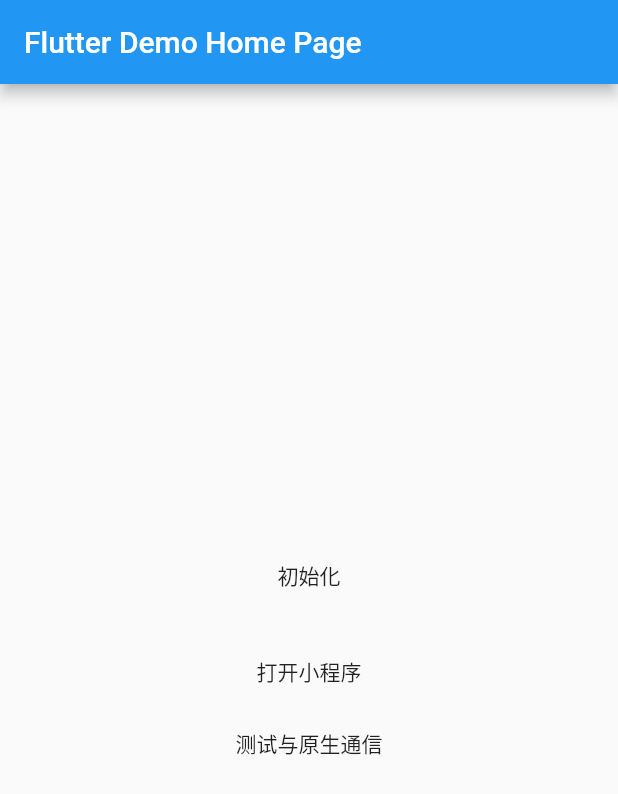
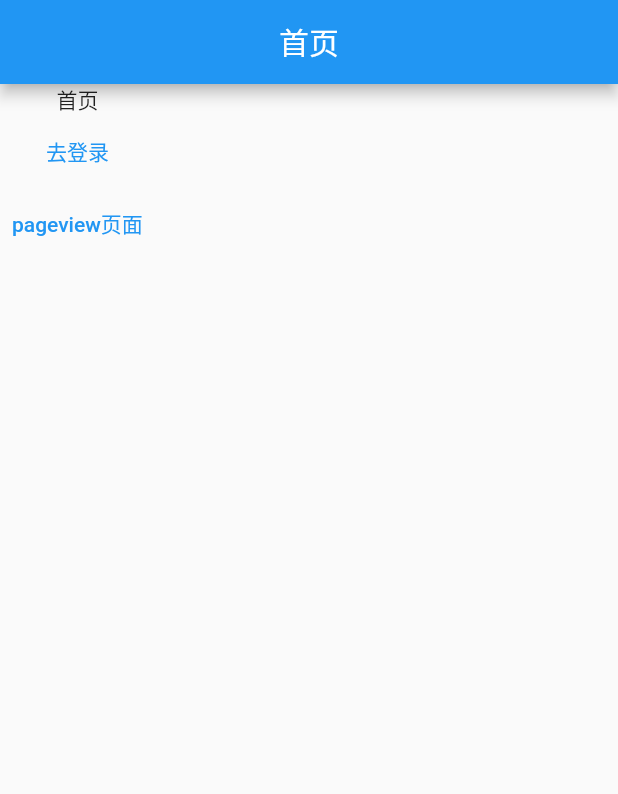
Before and after one commit to dguoqing/flutter_douya, a Flutter app: the screen it shows after launch, on a phone screen of 412 x 824 dp. Shown: the top 794 px of the screen. Run offline on Flutter 3.47's test engine with Material 2 defaults, Android fonts, the phone set to English and light mode, and no system bars; our stand-ins replace get.

Commit message:
豆芽基本页面创建

```diff
--- a/lib/main.dart
+++ b/lib/main.dart
@@ -1,128 +1,34 @@
 import 'package:flutter/material.dart';
-import 'package:flutter/services.dart';
+import 'package:get/get.dart';
+import 'pages/home/home.dart';
+import 'package:flutter_douya/routes.dart';
 
 void main() {
-  runApp(const MyApp());
+  return runApp(const MyApp());
 }
 
-class MyApp extends StatelessWidget {
+class MyApp extends StatefulWidget {
   const MyApp({super.key});
 
-  // This widget is the root of your application.
+  @override
+  State<MyApp> createState() => _MyAppState();
+}
+
+class _MyAppState extends State<MyApp> {
+  @override
+  void initState() {
+    // TODO: implement initState
+    super.initState();
+  }
+
   @override
   Widget build(BuildContext context) {
-    return MaterialApp(
-      title: 'Flutter Demo',
-      theme: ThemeData(
-        // This is the theme of your application.
-        //
-        // Try running your application with "flutter run". You'll see the
-        // application has a blue toolbar. Then, without quitting the app, try
-        // changing the primarySwatch below to Colors.green and then invoke
-        // "hot reload" (press "r" in the console where you ran "flutter run",
-        // or simply save your changes to "hot reload" in a Flutter IDE).
-        // Notice that the counter didn't reset back to zero; the application
-        // is not restarted.
-        primarySwatch: Colors.blue,
-      ),
-      home: const MyHomePage(title: 'Flutter Demo Home Page'),
+    return GetMaterialApp(
+      title: '豆芽',
+      initialRoute: '/',
+      home: const HomePage(),
+      getPages: getRoutes,
+      debugShowCheckedModeBanner: false,
     );
   }
 }
-
-class MyHomePage extends StatefulWidget {
-  const MyHomePage({super.key, required this.title});
-
-  // This widget is the home page of your application. It is stateful, meaning
-  // that it has a State object (defined below) that contains fields that affect
-  // how it looks.
-
-  // This class is the configuration for the state. It holds the values (in this
-  // case the title) provided by the parent (in this case the App widget) and
-  // used by the build method of the State. Fields in a Widget subclass are
-  // always marked "final".
-
-  final String title;
-  static var flutterUni = const MethodChannel("flutter_uni_dongguoqing");
-
-  @override
-  State<MyHomePage> createState() => _MyHomePageState();
-}
-
-class _MyHomePageState extends State<MyHomePage> {
-  @override
-  Widget build(BuildContext context) {
-    // This method is rerun every time setState is called, for instance as done
-    // by the _incrementCounter method above.
-    //
-    // The Flutter framework has been optimized to make rerunning build methods
-    // fast, so that you can just rebuild anything that needs updating rather
-    // than having to individually change instances of widgets.
-    return Scaffold(
-      appBar: AppBar(
-        // Here we take the value from the MyHomePage object that was created by
-        // the App.build method, and use it to set our appbar title.
-        title: Text(widget.title),
-      ),
-      body: Center(
-        // Center is a layout widget. It takes a single child and positions it
-        // in the middle of the parent.
-        child: Column(
-          // Column is also a layout widget. It takes a list of children and
-          // arranges them vertically. By default, it sizes itself to fit its
-          // children horizontally, and tries to be as tall as its parent.
-          //
-          // Invoke "debug painting" (press "p" in the console, choose the
-          // "Toggle Debug Paint" action from the Flutter Inspector in Android
-          // Studio, or the "Toggle Debug Paint" command in Visual Studio Code)
-          // to see the wireframe for each widget.
-          //
-          // Column has various properties to control how it sizes itself and
-          // how it positions its children. Here we use mainAxisAlignment to
-          // center the children vertically; the main axis here is the vertical
-          // axis because Columns are vertical (the cross axis would be
-          // horizontal).
-          mainAxisAlignment: MainAxisAlignment.center,
-          children: <Widget>[
-            MaterialButton(
-              onPressed: () {
-                _callUniInit();
-              },
-              child: const Text("初始化"),
-            ),
-            const SizedBox(
-              height: 16,
-            ),
-            MaterialButton(
-              onPressed: () {
-                _callOpenUniApp();
-              },
-              child: const Text("打开小程序"),
-            ),
-            MaterialButton(
-              onPressed: () {
-                _callConsole();
-              },
-              child: const Text("测试与原生通信"),
-            ),
-          ],
-        ),
-      ),
-    );
-  }
-
-  _callUniInit() {
-    print("callUniInit\n");
-    MyHomePage.flutterUni.invokeMethod("init");
-  }
-
-  _callOpenUniApp() {
-    print("callOpenUniApp\n");
-    MyHomePage.flutterUni.invokeMethod("open");
-  }
-
-  _callConsole() {
-    print("_callConsole\n");
-    MyHomePage.flutterUni.invokeMethod("console");
-  }
-}
--- /dev/null
+++ b/lib/pages/home/home.dart
@@ -0,0 +1,37 @@
+import 'package:flutter/material.dart';
+import 'package:get/get.dart';
+
+class HomePage extends StatefulWidget {
+  const HomePage({super.key});
+
+  @override
+  State<HomePage> createState() => _HomePageState();
+}
+
+class _HomePageState extends State<HomePage> {
+  void onPressed() {
+    Get.toNamed('/login');
+  }
+
+  void onPressedPage() {
+    Get.toNamed('/usr');
+  }
+
+  @override
+  Widget build(BuildContext context) {
+    return Scaffold(
+      appBar: AppBar(
+        title: const Text('首页'),
+        centerTitle: true,
+      ),
+      body: Container(
+          child: Column(
+        children: [
+          const Text('首页'),
+          TextButton(onPressed: onPressed, child: const Text('去登录')),
+          TextButton(onPressed: onPressedPage, child: const Text('pageview页面'))
+        ],
+      )),
+    );
+  }
+}
--- /dev/null
+++ b/lib/routes.dart
@@ -0,0 +1,30 @@
+import 'package:get/get.dart';
+import 'package:flutter_douya/pages/home/home.dart';
+import 'package:flutter_douya/pages/login/login.dart';
+import 'package:flutter_douya/pages/pageView/pageView.dart';
+
+class AppRouter {
+  static final List<GetPage<dynamic>> getRoutes = [
+    GetPage(name: '/', page: () => const HomePage()),
+    GetPage(name: '/login', page: () => const Login()),
+    GetPage(
+        name: '/cccc',
+        page: () => const MyPageView(),
+        transition: Transition.rightToLeft),
+  ];
+}
+
+List<GetPage<dynamic>> getRoutes = [
+  GetPage(
+      name: '/home',
+      page: () => const HomePage(),
+      transition: Transition.rightToLeft),
+  GetPage(
+      name: '/login',
+      page: () => const Login(),
+      transition: Transition.rightToLeft),
+  GetPage(
+      name: '/usr',
+      page: () => const MyPageView(),
+      transition: Transition.rightToLeft),
+];
--- a/pubspec.yaml
+++ b/pubspec.yaml
@@ -1,4 +1,4 @@
-name: flutter_uniapp_demo
+name: flutter_douya
 description: A new Flutter project.
 
 # The following line prevents the package from being accidentally published to
@@ -36,6 +36,9 @@
   # The following adds the Cupertino Icons font to your application.
   # Use with the CupertinoIcons class for iOS style icons.
   cupertino_icons: ^1.0.2
+  get: ^4.6.5
+  bruno: ^3.2.0
+  dio: ^5.1.2
 
 dev_dependencies:
   flutter_test:
```
Also changed, not shown: lib/pages/bookVideo/index.dart (added, +25 -0 lines), lib/pages/bottomNavigationBar.dart (added, +21 -0 lines), lib/pages/group/index.dart (added, +25 -0 lines), lib/pages/login/login.dart (added, +25 -0 lines), lib/pages/market/index.dart (added, +25 -0 lines), lib/pages/mine/mine.dart (added, +25 -0 lines), lib/pages/pageView/pageView.dart (added, +53 -0 lines), pubspec.lock, 16 other files.
